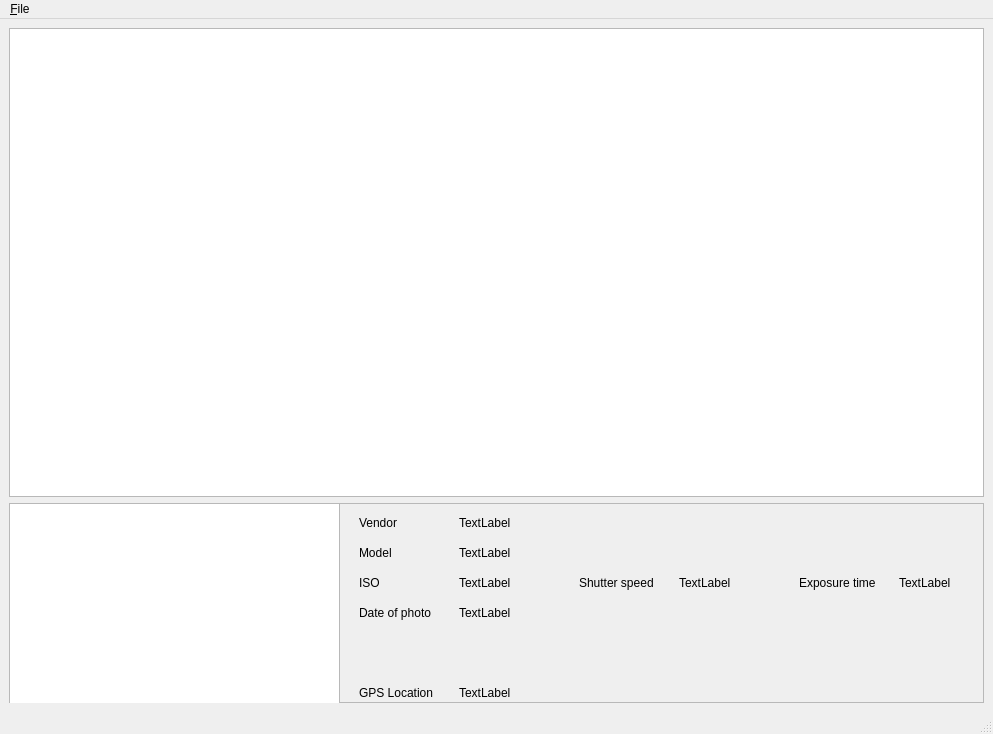
henengr/ExifViewer, file src/gui/mainwindow.ui: the form before one commit.
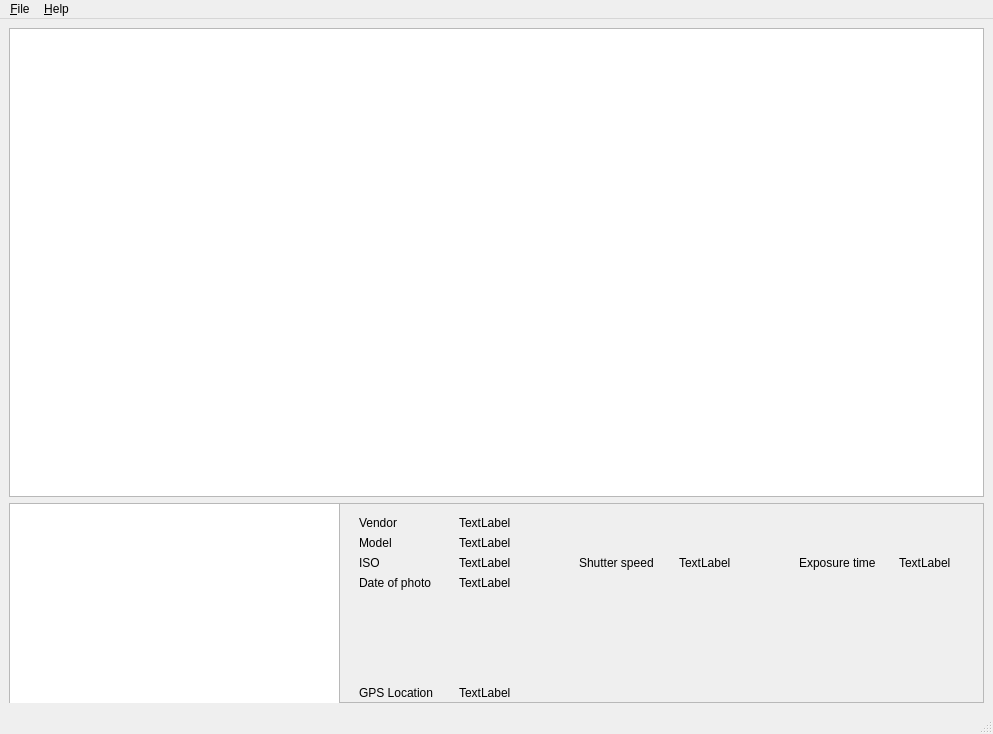
The form after the commit.

Commit message: IFD tags added and GUI bugs fixed.

Patch:
```diff
--- a/src/gui/mainwindow.ui
+++ b/src/gui/mainwindow.ui
@@ -10,6 +10,12 @@
     <height>734</height>
    </rect>
   </property>
+  <property name="minimumSize">
+   <size>
+    <width>500</width>
+    <height>300</height>
+   </size>
+  </property>
   <property name="windowTitle">
    <string>MainWindow</string>
   </property>
@@ -108,7 +114,7 @@
        <property name="geometry">
         <rect>
          <x>350</x>
-         <y>40</y>
+         <y>30</y>
          <width>62</width>
          <height>20</height>
         </rect>
@@ -121,7 +127,7 @@
        <property name="geometry">
         <rect>
          <x>450</x>
-         <y>40</y>
+         <y>30</y>
          <width>511</width>
          <height>20</height>
         </rect>
@@ -134,7 +140,7 @@
        <property name="geometry">
         <rect>
          <x>350</x>
-         <y>70</y>
+         <y>50</y>
          <width>62</width>
          <height>20</height>
         </rect>
@@ -147,7 +153,7 @@
        <property name="geometry">
         <rect>
          <x>450</x>
-         <y>70</y>
+         <y>50</y>
          <width>62</width>
          <height>20</height>
         </rect>
@@ -160,7 +166,7 @@
        <property name="geometry">
         <rect>
          <x>350</x>
-         <y>100</y>
+         <y>70</y>
          <width>101</width>
          <height>20</height>
         </rect>
@@ -173,7 +179,7 @@
        <property name="geometry">
         <rect>
          <x>450</x>
-         <y>100</y>
+         <y>70</y>
          <width>121</width>
          <height>20</height>
         </rect>
@@ -186,7 +192,7 @@
        <property name="geometry">
         <rect>
          <x>570</x>
-         <y>70</y>
+         <y>50</y>
          <width>101</width>
          <height>20</height>
         </rect>
@@ -199,7 +205,7 @@
        <property name="geometry">
         <rect>
          <x>670</x>
-         <y>70</y>
+         <y>50</y>
          <width>62</width>
          <height>20</height>
         </rect>
@@ -212,7 +218,7 @@
        <property name="geometry">
         <rect>
          <x>790</x>
-         <y>70</y>
+         <y>50</y>
          <width>101</width>
          <height>20</height>
         </rect>
@@ -225,7 +231,7 @@
        <property name="geometry">
         <rect>
          <x>890</x>
-         <y>70</y>
+         <y>50</y>
          <width>62</width>
          <height>20</height>
         </rect>
@@ -255,7 +261,14 @@
     <addaction name="separator"/>
     <addaction name="action_Quit"/>
    </widget>
+   <widget class="QMenu" name="menu_Help">
+    <property name="title">
+     <string>&amp;Help</string>
+    </property>
+    <addaction name="action_About"/>
+   </widget>
    <addaction name="menu_File"/>
+   <addaction name="menu_Help"/>
   </widget>
   <widget class="QStatusBar" name="statusbar"/>
   <action name="action_Open">
```
Left out of the diff: 11 changed lines with no effect on the pictures. The commit also changes 3 other files.
